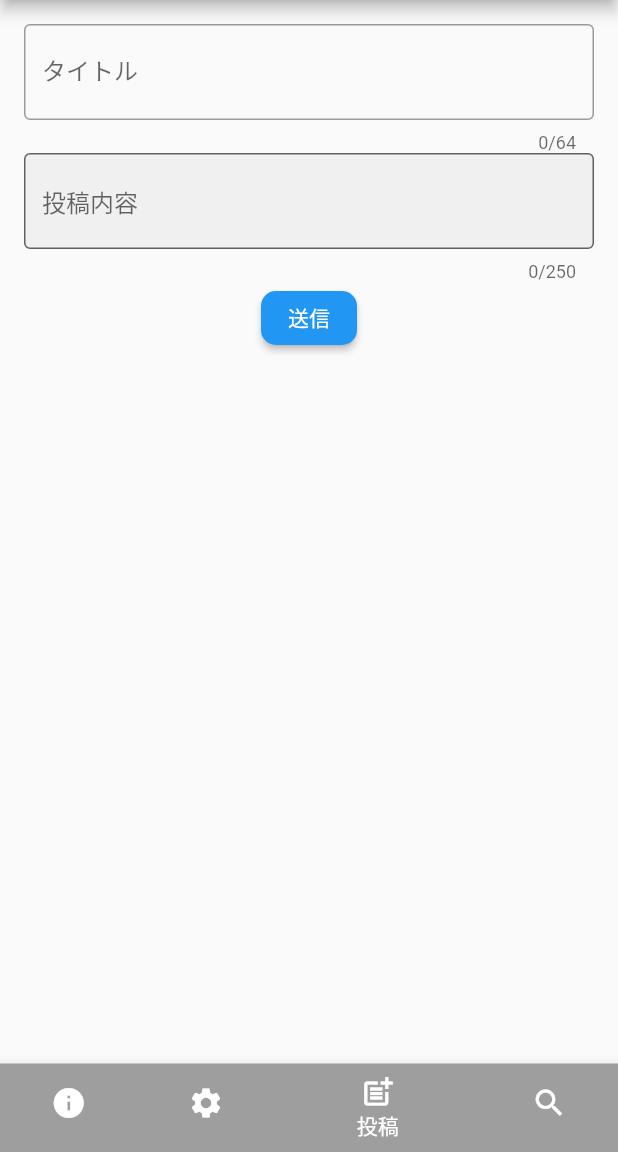
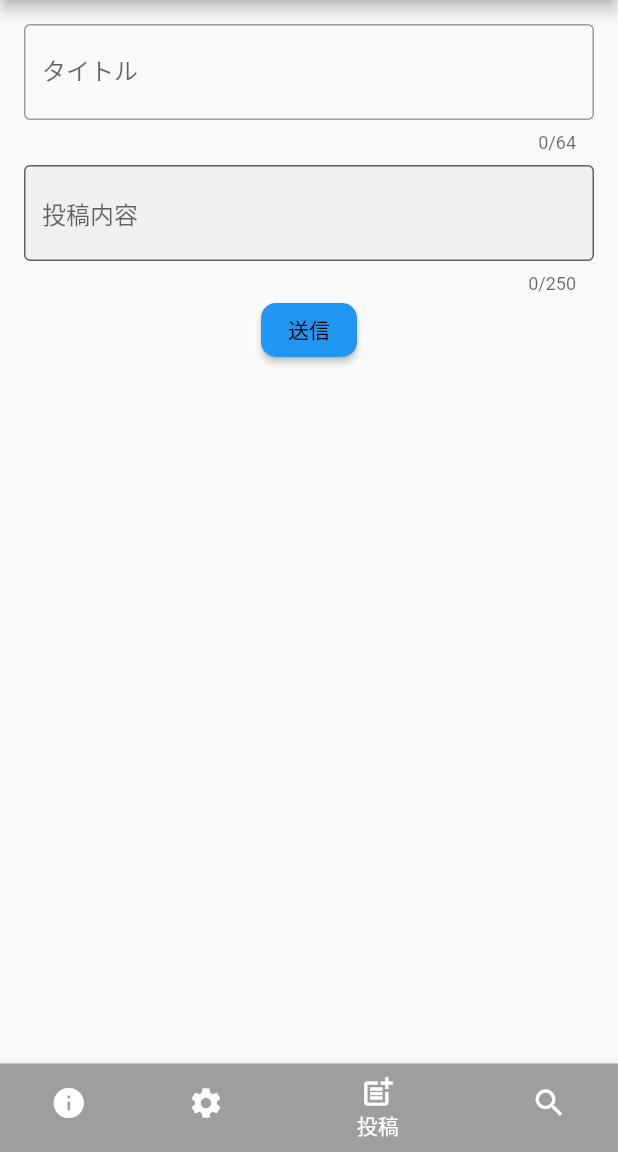
Before and after one commit to sysdjp/neighbor, a Flutter app: the screen it shows after launch, item 3 of the bottom bar chosen, after a tap on "送信", on a phone screen of 412 x 824 dp, the part 84-1236 px from its top. Run offline on Flutter 3.47's test engine with Material 2 defaults, Android fonts, the phone set to English and light mode, and no system bars; our stand-ins replace firebase_core; accounts and stored records are empty.

Commit message:
commit 送信ボタンを追加＆SingleChildScrollView追加

```diff
--- a/lib/post/post_page.dart
+++ b/lib/post/post_page.dart
@@ -20,6 +20,9 @@ class PostPage extends StatelessWidget {
                 labelText: "タイトル",
                 hintText: "タイトルを入力して下さい"),
           ),
+          const SizedBox(
+            height: 8,
+          ),
           TextField(
             controller: contentTextController,
             maxLines: null,
@@ -34,14 +37,18 @@ class PostPage extends StatelessWidget {
             ),
           ),
           ElevatedButton(
-            onPressed: () {},
+            onPressed: () {
+              titleTextController.clear();
+              contentTextController.clear();
+            },
             child: Text('送信'),
             style: ElevatedButton.styleFrom(
+                onPrimary: Colors.black, //押したときの色！！
                 shape: RoundedRectangleBorder(
-              borderRadius: BorderRadius.all(
-                Radius.circular(10.0),
-              ),
-            )),
+                  borderRadius: BorderRadius.all(
+                    Radius.circular(10.0),
+                  ),
+                )),
           ),
         ]),
       ),
```
